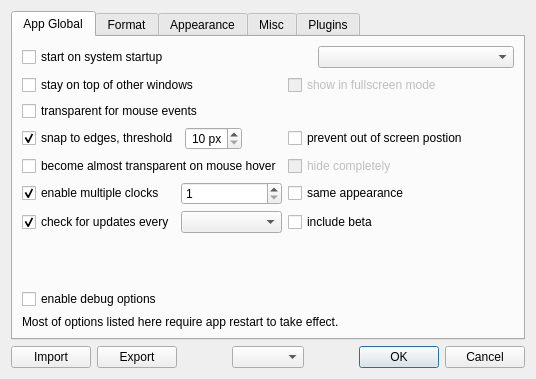
Qt form app/gui/settings/settings_dialog.ui (Kolcha/DigitalClock5) before a commit.
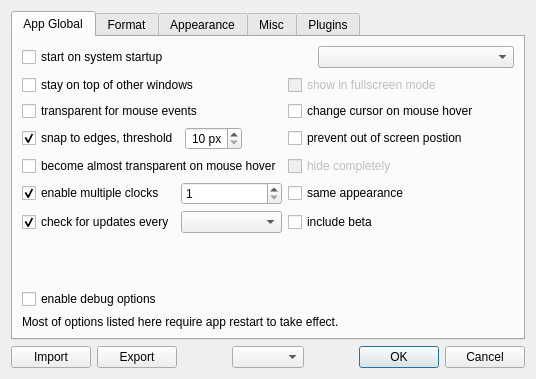
The same form after that commit. The open tabs and pages were chosen to show the change.

Commit message:
change cursor on mouse hover to indicate drag/move possibility
added as global option, enabled by default

Diff of the .ui file:
```diff
--- a/app/gui/settings/settings_dialog.ui
+++ b/app/gui/settings/settings_dialog.ui
@@ -98,13 +98,6 @@
          </item>
         </layout>
        </item>
-       <item row="2" column="0" colspan="3">
-        <widget class="QCheckBox" name="enable_transp_for_input">
-         <property name="text">
-          <string>transparent for mouse events</string>
-         </property>
-        </widget>
-       </item>
        <item row="0" column="0" colspan="2">
         <widget class="QCheckBox" name="enable_autostart">
          <property name="text">
@@ -219,6 +212,20 @@
          </item>
         </layout>
        </item>
+       <item row="2" column="0" colspan="2">
+        <widget class="QCheckBox" name="enable_transp_for_input">
+         <property name="text">
+          <string>transparent for mouse events</string>
+         </property>
+        </widget>
+       </item>
+       <item row="2" column="2">
+        <widget class="QCheckBox" name="should_change_cursor">
+         <property name="text">
+          <string>change cursor on mouse hover</string>
+         </property>
+        </widget>
+       </item>
       </layout>
      </widget>
      <widget class="QWidget" name="format_tab">
```
The commit also changes 9 other files.
